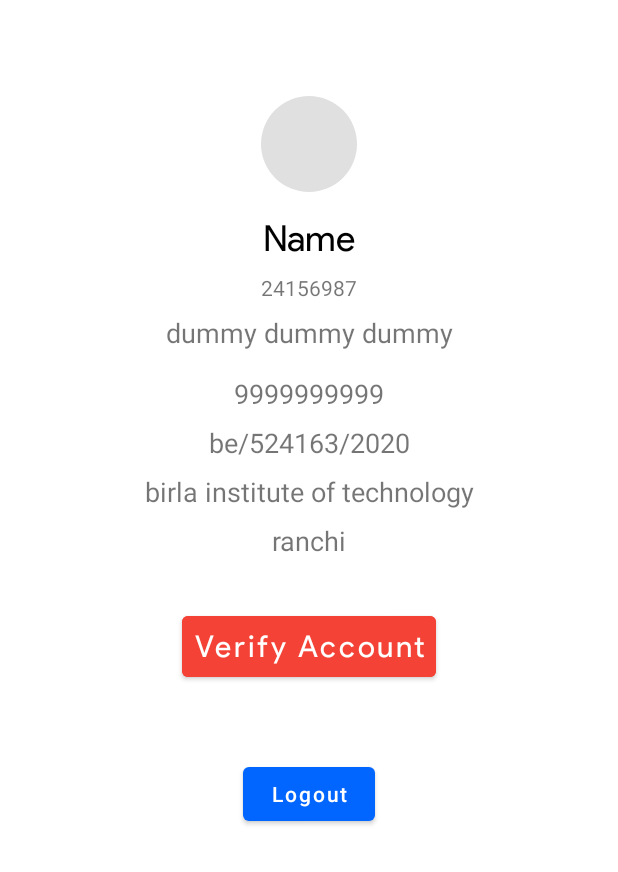
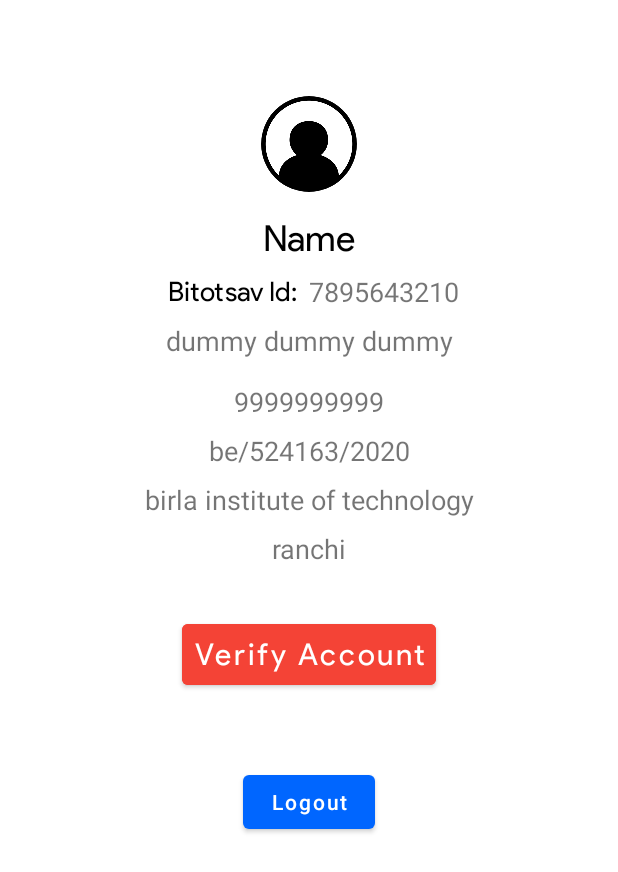
Before and after one commit to RahulKraken/bitotsav-20, an Android app: the layout fragment_profile.xml on its own in the app's theme, with its tools: preview values and no code run, on a phone screen of 412 x 824 dp. Shown: the top 872 px of the screen. Run offline under Robolectric (Android 15) with nearby library versions, the phone set to English and light mode, and no system bars; network calls fail.

Commit message:
minor fixes

```diff
--- a/app/src/main/AndroidManifest.xml
+++ b/app/src/main/AndroidManifest.xml
@@ -11,9 +11,9 @@
         android:name=".OneSignal.MyApplication"
         android:allowBackup="true"
         android:fullBackupContent="true"
-        android:icon="@drawable/icon"
+        android:icon="@drawable/ic"
         android:label="@string/app_name"
-        android:roundIcon="@drawable/icon"
+        android:roundIcon="@drawable/ic"
         android:supportsRtl="true"
         android:theme="@style/AppTheme"
         tools:ignore="GoogleAppIndexingWarning">
--- a/app/src/main/java/in/bitotsav/bitotsav_20/feed/fcm/FeedMessagingService.java
+++ b/app/src/main/java/in/bitotsav/bitotsav_20/feed/fcm/FeedMessagingService.java
@@ -37,7 +37,7 @@
         if (remoteMessage.getNotification() != null) {
             Log.d(TAG, "Message Notification Body: " + remoteMessage.getNotification().getBody());
         }
-        showNotification(remoteMessage.getNotification().getTitle(), remoteMessage.getNotification().getBody());
+        //showNotification(remoteMessage.getNotification().getTitle(), remoteMessage.getNotification().getBody());
     }
 
     private void showNotification(String title, String desc) {
--- a/app/src/main/java/in/bitotsav/bitotsav_20/leaderboard/ui/LeaderboardFragment.kt
+++ b/app/src/main/java/in/bitotsav/bitotsav_20/leaderboard/ui/LeaderboardFragment.kt
@@ -40,9 +40,9 @@
         super.onViewCreated(view, savedInstanceState)
 
         // display user scorecard
-        if(SharedPrefUtils(context!!).getUser() == null) {
-            user_score_card.visibility = View.GONE
-        }
+//        if(SharedPrefUtils(context!!).getUser() == null) {
+//            user_score_card.visibility = View.GONE
+//        }
 
         val LEADERBOARD_URL = "https://bitotsav.in/api/admin/leaderboard"
         val leaderboardRequest = StringRequest(Request.Method.POST, LEADERBOARD_URL,
--- a/app/src/main/java/in/bitotsav/bitotsav_20/profile/ui/LoginFragment.kt
+++ b/app/src/main/java/in/bitotsav/bitotsav_20/profile/ui/LoginFragment.kt
@@ -82,8 +82,10 @@
     }
 
     private fun attemptLogin(token: String) {
+        login_progress_bar.visibility = View.VISIBLE
         val loginRequest = object : StringRequest(Method.POST, "https://bitotsav.in/api/auth/login",
             Response.Listener {response ->
+                login_progress_bar.visibility = View.GONE
                 val res = JSONObject(response)
                 println("login: ${res.get("status")}")
                 when (res.get("status")) {
@@ -97,6 +99,7 @@
                     }
                 }
             }, Response.ErrorListener {
+                login_progress_bar.visibility = View.GONE
                 println("Unknown error occurred")
                 Snackbar.make(login_btn, "Unknown error occurred", Snackbar.LENGTH_SHORT).show()
             }) {
@@ -125,12 +128,15 @@
     }
 
     private fun getUserData(token: String, isVerified: Boolean) {
+        login_progress_bar.visibility = View.VISIBLE
         val dataReq = object : StringRequest(
             Method.GET, "https://bitotsav.in/api/dash/getProfile",
             Response.Listener {response ->
+                login_progress_bar.visibility = View.GONE
                 val res = JSONObject(response)
                 saveAndNavigate(token, isVerified, res.getJSONObject("user"))
             }, Response.ErrorListener {error ->
+                login_progress_bar.visibility = View.GONE
                 println("getUserData: $error")
                 Snackbar.make(login_btn, "Unknown error occurred", Snackbar.LENGTH_SHORT).show()
             }) {
--- a/app/src/main/res/layout/fragment_profile.xml
+++ b/app/src/main/res/layout/fragment_profile.xml
@@ -20,7 +20,7 @@
         app:layout_constraintGuide_end="16dp"
         android:layout_width="0dp"
         android:layout_height="0dp" />
-
+leader
     <androidx.constraintlayout.widget.Guideline
         android:id="@+id/top_guide"
         android:orientation="horizontal"
@@ -30,7 +30,7 @@
 
     <de.hdodenhof.circleimageview.CircleImageView
         android:id="@+id/profile_image"
-        android:src="@color/md_grey_300"
+        android:src="@drawable/user_avatar_normal"
         app:layout_constraintTop_toBottomOf="@id/top_guide"
         app:layout_constraintStart_toEndOf="@id/start_guide"
         app:layout_constraintEnd_toStartOf="@id/end_guide"
@@ -52,12 +52,27 @@
         android:layout_height="wrap_content" />
 
     <TextView
+        android:id="@+id/profile_bitotsav_id_label"
+        android:text="Bitotsav Id:  "
+        style="@style/font_regular_black_20"
+        android:textSize="18sp"
+        android:textColor="@color/md_black_1000"
+        android:textAlignment="viewEnd"
+        app:layout_constraintTop_toTopOf="@id/profile_bitotsav_id"
+        app:layout_constraintBottom_toBottomOf="@id/profile_bitotsav_id"
+        app:layout_constraintEnd_toStartOf="@id/profile_bitotsav_id"
+        app:layout_constraintStart_toEndOf="@id/start_guide"
+        android:layout_width="0dp"
+        android:layout_height="wrap_content" />
+
+    <TextView
         android:id="@+id/profile_bitotsav_id"
-        android:text="24156987"
+        android:text="7895643210"
+        android:textSize="18sp"
+        android:textAlignment="viewStart"
         app:layout_constraintTop_toBottomOf="@id/profile_name"
-        app:layout_constraintStart_toEndOf="@id/start_guide"
+        app:layout_constraintStart_toEndOf="@id/profile_bitotsav_id_label"
         app:layout_constraintEnd_toStartOf="@id/end_guide"
-        android:gravity="center_horizontal"
         android:layout_marginTop="8dp"
         android:layout_width="0dp"
         android:layout_height="wrap_content" />
--- a/app/src/main/res/layout/layout_bitotsav.xml
+++ b/app/src/main/res/layout/layout_bitotsav.xml
@@ -234,7 +234,7 @@
 
         <de.hdodenhof.circleimageview.CircleImageView
             android:id="@+id/menu_user_avatar"
-            android:src="@color/md_grey_500"
+            android:src="@drawable/user_avatar_normal"
             app:layout_constraintStart_toStartOf="parent"
             app:layout_constraintTop_toTopOf="parent"
             app:layout_constraintBottom_toBottomOf="parent"
@@ -285,6 +285,7 @@
         android:src="@drawable/facebook"
         app:layout_constraintTop_toBottomOf="@id/bottom_footer_guide"
         app:layout_constraintStart_toEndOf="@id/start_guide"
+        app:layout_constraintEnd_toStartOf="@id/ic_instagram"
         android:layout_width="22dp"
         android:layout_height="22dp"
         tools:ignore="ContentDescription" />
@@ -295,6 +296,7 @@
         android:layout_marginStart="24dp"
         app:layout_constraintTop_toBottomOf="@id/bottom_footer_guide"
         app:layout_constraintStart_toEndOf="@id/ic_facebook"
+        app:layout_constraintEnd_toStartOf="@id/ic_twitter"
         android:layout_width="22dp"
         android:layout_height="22dp"
         tools:ignore="ContentDescription" />
@@ -305,6 +307,7 @@
         android:layout_marginStart="24dp"
         app:layout_constraintTop_toBottomOf="@id/bottom_footer_guide"
         app:layout_constraintStart_toEndOf="@id/ic_instagram"
+        app:layout_constraintEnd_toStartOf="@id/ic_youtube"
         android:layout_width="24dp"
         android:layout_height="24dp"
         tools:ignore="ContentDescription" />
@@ -315,6 +318,7 @@
         android:layout_marginStart="24dp"
         app:layout_constraintTop_toBottomOf="@id/bottom_footer_guide"
         app:layout_constraintStart_toEndOf="@id/ic_twitter"
+        app:layout_constraintEnd_toStartOf="@id/end_guide"
         android:layout_width="24dp"
         android:layout_height="24dp"
         tools:ignore="ContentDescription" />
```
Also changed, not shown: app/src/main/java/in/bitotsav/bitotsav_20/activities/MainActivity.kt (+13 -10 lines), app/src/main/java/in/bitotsav/bitotsav_20/profile/ui/RegisterFragmentStepOne.kt (+6 -1 lines), app/src/main/java/in/bitotsav/bitotsav_20/profile/ui/RegisterFragmentStepTwo.kt (+18 -3 lines), app/src/main/res/layout/fragment_leaderboard.xml (+57 -57 lines), app/src/main/res/layout/fragment_login.xml (+11 -0 lines), app/src/main/res/layout/fragment_register_fragment_step_one.xml (+12 -0 lines), app/src/main/res/layout/fragment_register_fragment_step_two.xml (+11 -1 lines), app/src/main/res/drawable/ic.png (added), 2 other files.
